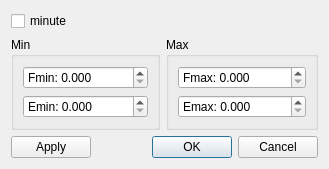
The window that widget/wlerrorpidwidget.ui (WladimirN/wlmill-beta-wn) describes before a commit, drawn with Qt 5.
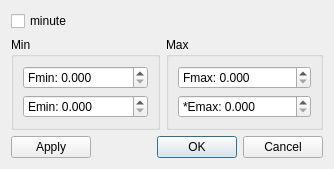
The same window after the commit.

Commit message: set show track line>>point

The edit to the form file:
```diff
--- a/widget/wlerrorpidwidget.ui
+++ b/widget/wlerrorpidwidget.ui
@@ -6,7 +6,7 @@
    <rect>
     <x>0</x>
     <y>0</y>
-    <width>312</width>
+    <width>318</width>
     <height>151</height>
    </rect>
   </property>
@@ -38,7 +38,7 @@
         <item row="1" column="0">
          <widget class="QDoubleSpinBox" name="sbEmax">
           <property name="prefix">
-           <string notr="true">Emax: </string>
+           <string notr="true">*Emax: </string>
           </property>
           <property name="decimals">
            <number>3</number>
```
The commit also changes 2 other files.
